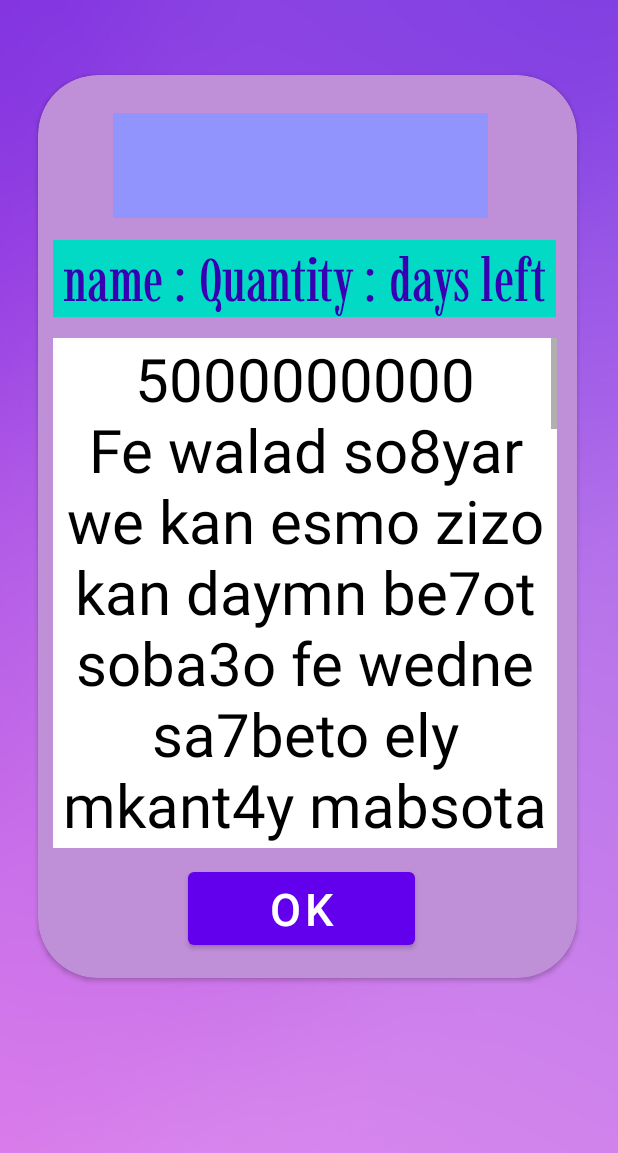
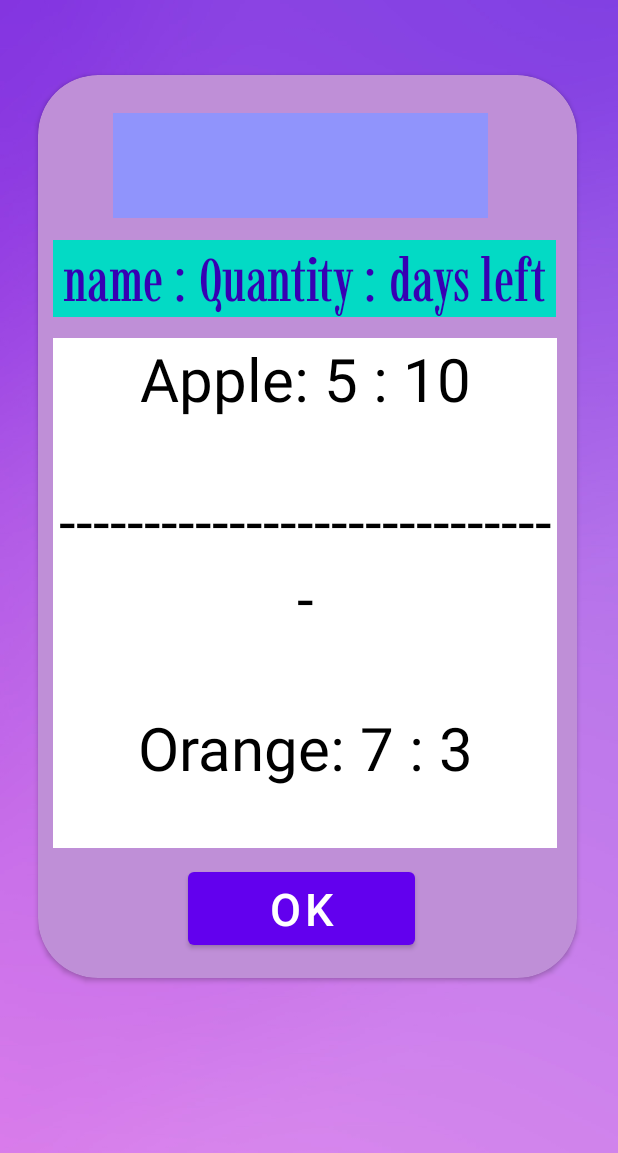
Before and after one commit to ahmadatimo/fridger, an Android app: the StoredItems screen opened directly, with no data from a screen before it, on a phone screen of 412 x 824 dp. Shown: the top 1153 px of the screen. Run offline under Robolectric (Android 15) with nearby library versions, the light colour scheme and no system bars.

Commit message:
Error
There is an error still in AddItem Class idk What to do more tbh

```diff
--- a/app/src/main/java/com/example/fridger/Add_Item.java
+++ b/app/src/main/java/com/example/fridger/Add_Item.java
@@ -81,10 +81,10 @@ public class Add_Item extends AppCompatActivity {
             Toast.makeText(getApplicationContext(), "All Requirements met ", Toast.LENGTH_SHORT).show();
             String Item = item.getText().toString();
             int days = Integer.parseInt(daysLeft.getText().toString());
-            Type type = Type.FRUIT;
+            Type typeF = Type.FRUIT;
             int quantit = Integer.parseInt(quantity.getText().toString());
-            System.out.println(Item + "," + days  + "," + type.toString() + "," + quantit );
-            ra.getFridger().AddItem(new Item(Item,days, type),quantit);
+            System.out.println(Item + "," + days  + "," + typeF + "," + quantit);
+            ra.getFridger().AddItem(new Item(Item,days, typeF),quantit);
         }
 
 
--- a/app/src/main/java/com/example/fridger/model/AllRecipes.java
+++ b/app/src/main/java/com/example/fridger/model/AllRecipes.java
@@ -7,7 +7,7 @@ public class AllRecipes {
     private int totalRecipes;
 
     AllRecipes(){
-
+        totalRecipes = 0;
         recipes = new ArrayList<Recipe>();
         String[] pastaIngredients =  {"Pasta","Alfredo Sauce","Mushroom"};
         Quantity[] pastaQuantities = {new Quantity("100", Measure.GR) , new Quantity("3/4", Measure.PACKET) , new Quantity("150", Measure.GR)};
--- a/app/src/main/java/com/example/fridger/model/Fridge.java
+++ b/app/src/main/java/com/example/fridger/model/Fridge.java
@@ -16,7 +16,7 @@ public class Fridge {
 
     Fridge(){
         items = new ArrayList<Item>();
-
+        itemCount = 0;
     }
     public int getItemCount(){
 
--- a/app/src/main/java/com/example/fridger/model/Recipes.java
+++ b/app/src/main/java/com/example/fridger/model/Recipes.java
@@ -12,6 +12,7 @@ public class Recipes {
 
         availableRecipes = new ArrayList<Recipe>();
         fridge = new Fridge();
+        count = 0;
         setAvailableRecipes(new AllRecipes());
 
     }
--- a/app/src/main/res/layout/activity_stored_items.xml
+++ b/app/src/main/res/layout/activity_stored_items.xml
@@ -59,15 +59,7 @@
                     android:textAlignment="center"
                     android:textSize="40dp"
                     android:textColor="@color/black"
-                    android:text="5000000000
-                                  Fe walad so8yar we kan esmo zizo kan daymn be7ot soba3o fe wedne
-                                  sa7beto ely mkant4y mabsota maho zizo kan aslo fakerha 4atora we behazar
-                                  m4 asdo eno y8ezha ra7 zizo ethawar w meskha men edha w alaha ya saly
-                                  mafe4 da3y tez3aly w ana 3ayzek tel3abe fe el le3ba el gdeda lessa fe blastekha
-                                  maho zizo kan 4aklo keda 3ayez yt5ls mn el le3ba ely kasar 2ezazha ra7
-                                  basses le saly w 2am 2afe4 fel 2okra 34an ye2fl 3leehom el 4ebak maho saly
-                                  kan 4klha keda 3ayza tedala3 lel bard w tbtal taktaka m4 3arfa en zizo dah ebn
-                                  metwaly w aho gably el la7mah w 4w7ha w lm3ha l7ad ma baba 2alo fllah">
+                    android:text="Apple: 5 : 10\n\n------------------------------\n\nOrange: 7 : 3">
 
 
 
```
